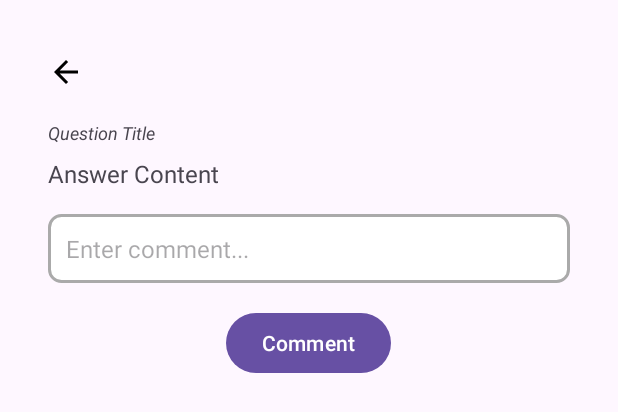
After one commit to Archett0/qac-android, an Android app: the layout activity_comment.xml on its own in the app's theme, with its tools: preview values and no code run, on a phone screen of 412 x 824 dp. The commit adds this screen. Shown: the top 412 px of the screen. Run offline under Robolectric (Android 15) with nearby library versions, the phone set to English and light mode, and no system bars; network calls fail.

```diff
--- a/app/build.gradle
+++ b/app/build.gradle
@@ -56,4 +56,5 @@ dependencies {
 
     implementation 'com.auth0.android:auth0:2.+'
     implementation 'com.google.android.gms:play-services-auth:20.7.0'
+    implementation 'com.squareup.retrofit2:converter-scalars:2.9.0'
 }
--- a/app/src/main/AndroidManifest.xml
+++ b/app/src/main/AndroidManifest.xml
@@ -20,6 +20,7 @@
         android:supportsRtl="true"
         android:theme="@style/Theme.Qacandroid"
         android:usesCleartextTraffic="true"
+        android:networkSecurityConfig="@xml/network_security_config"
         tools:targetApi="31">
 
         <meta-data
@@ -41,6 +42,7 @@
         </activity>
         <activity android:name=".question.QuestionDetailActivity" />
         <activity android:name=".question.CreateQuestionActivity" />
+        <activity android:name=".comment.CommentActivity" />
 
 
         <activity
--- a/app/src/main/java/sg/edu/nus/qac_android/MainActivity.java
+++ b/app/src/main/java/sg/edu/nus/qac_android/MainActivity.java
@@ -112,6 +112,12 @@ public class MainActivity extends AppCompatActivity {
         return super.onOptionsItemSelected(item);
     }
 
+    @Override
+    protected void onResume() {
+        super.onResume();
+        fetchQuestions();
+    }
+
     private void logout() {
         Log.d("MainActivity", "Logging out...");
         authManager.logout();
--- a/app/src/main/java/sg/edu/nus/qac_android/network/RetrofitClient.java
+++ b/app/src/main/java/sg/edu/nus/qac_android/network/RetrofitClient.java
@@ -1,6 +1,8 @@
 package sg.edu.nus.qac_android.network;
 
 import android.content.Context;
+
+import retrofit2.converter.scalars.ScalarsConverterFactory;
 import sg.edu.nus.qac_android.auth.AuthManager;
 import java.io.IOException;
 import java.util.concurrent.TimeUnit;
@@ -13,7 +15,7 @@ import retrofit2.Retrofit;
 import retrofit2.converter.gson.GsonConverterFactory;
 
 public class RetrofitClient {
-    private static final String BASE_URL = "http://10.0.2.2:8080/";
+    private static final String BASE_URL = "https://10.0.2.2:8080/";
     private static Retrofit retrofit = null;
 
     public static Retrofit getClient(Context context) {
@@ -42,6 +44,7 @@ public class RetrofitClient {
             retrofit = new Retrofit.Builder()
                     .baseUrl(BASE_URL)
                     .client(client)
+                    .addConverterFactory(ScalarsConverterFactory.create())
                     .addConverterFactory(GsonConverterFactory.create())
                     .build();
         }
--- a/app/src/main/java/sg/edu/nus/qac_android/question/QuestionDetailActivity.java
+++ b/app/src/main/java/sg/edu/nus/qac_android/question/QuestionDetailActivity.java
@@ -89,7 +89,7 @@ public class QuestionDetailActivity extends AppCompatActivity {
 
         // 初始化答案列表
         answersRecyclerView.setLayoutManager(new LinearLayoutManager(this));
-        answerAdapter = new AnswerAdapter(answerList);
+        answerAdapter = new AnswerAdapter(answerList, QuestionDetailActivity.this, title);
         answersRecyclerView.setAdapter(answerAdapter);
 
         // 加载问题的所有回答
--- /dev/null
+++ b/app/src/main/res/layout/activity_comment.xml
@@ -0,0 +1,73 @@
+<?xml version="1.0" encoding="utf-8"?>
+<LinearLayout xmlns:android="http://schemas.android.com/apk/res/android"
+    xmlns:app="http://schemas.android.com/apk/res-auto"
+    android:layout_width="match_parent"
+    android:layout_height="match_parent"
+    android:orientation="vertical"
+    android:padding="16dp"
+    android:fitsSystemWindows="true">
+
+    <androidx.appcompat.widget.Toolbar
+        android:id="@+id/toolbar"
+        android:layout_width="match_parent"
+        android:layout_height="wrap_content"
+        android:background="@android:color/transparent"
+        android:elevation="0dp"
+        android:title="Comment list"
+        android:titleTextColor="@android:color/black"
+        app:navigationIcon="@drawable/ic_baseline_arrow_back_24" />
+
+    <TextView
+        android:id="@+id/tv_question_title"
+        android:layout_width="match_parent"
+        android:layout_height="wrap_content"
+        android:text="Question Title"
+        android:textSize="12sp"
+        android:layout_marginStart="16dp"
+        android:layout_marginEnd="16dp"
+        android:textStyle="italic"/>
+
+    <TextView
+        android:id="@+id/tv_answer_content"
+        android:layout_width="match_parent"
+        android:layout_height="wrap_content"
+        android:text="Answer Content"
+        android:textSize="16sp"
+        android:layout_marginStart="16dp"
+        android:layout_marginEnd="16dp"
+        android:layout_marginTop="8dp"/>
+
+    <LinearLayout
+        android:layout_width="match_parent"
+        android:layout_height="wrap_content"
+        android:orientation="vertical"
+        android:layout_marginStart="16dp"
+        android:layout_marginEnd="16dp"
+        android:layout_marginTop="16dp">
+
+        <EditText
+            android:id="@+id/et_comment"
+            android:layout_width="match_parent"
+            android:layout_height="wrap_content"
+            android:textColor="@android:color/black"
+            android:textSize="16sp"
+            android:padding="12dp"
+            android:background="@drawable/edittext_border"
+            android:hint="Enter comment..."/>
+
+        <Button
+            android:id="@+id/btn_submit"
+            android:layout_width="wrap_content"
+            android:layout_height="wrap_content"
+            android:layout_gravity="center"
+            android:layout_marginTop="16dp"
+            android:text="Comment"/>
+    </LinearLayout>
+
+    <androidx.recyclerview.widget.RecyclerView
+        android:id="@+id/rv_comments"
+        android:layout_width="match_parent"
+        android:layout_height="0dp"
+        android:layout_weight="1"
+        android:layout_marginTop="16dp"/>
+</LinearLayout>
--- a/app/src/main/res/layout/activity_question_detail.xml
+++ b/app/src/main/res/layout/activity_question_detail.xml
@@ -37,6 +37,8 @@
         android:layout_height="wrap_content"
         android:textSize="18sp"
         android:textColor="@android:color/darker_gray"
+        android:layout_marginStart="16dp"
+        android:layout_marginEnd="16dp"
         android:layout_marginTop="8dp" />
 
     <!-- 输入框 -->
@@ -49,6 +51,8 @@
         android:textSize="16sp"
         android:padding="12dp"
         android:background="@drawable/edittext_border"
+        android:layout_marginStart="16dp"
+        android:layout_marginEnd="16dp"
         android:layout_marginTop="16dp" />
 
     <!-- 提交按钮 -->
```
Also changed, not shown: app/src/main/java/sg/edu/nus/qac_android/comment/CommentActivity.java (added, +174 -0 lines), app/src/main/java/sg/edu/nus/qac_android/comment/CommentAdapter.java (added, +61 -0 lines), app/src/main/java/sg/edu/nus/qac_android/data/dto/CommentDTO.java (added, +53 -0 lines), app/src/main/java/sg/edu/nus/qac_android/data/dto/NotificationDTO.java (added, +63 -0 lines), app/src/main/java/sg/edu/nus/qac_android/data/entity/Comment.java (added, +54 -0 lines), app/src/main/java/sg/edu/nus/qac_android/network/ApiService.java (+16 -0 lines), app/src/main/java/sg/edu/nus/qac_android/notification/NotificationAdapter.java (+9 -13 lines), app/src/main/java/sg/edu/nus/qac_android/notification/NotificationBottomSheet.java (+98 -20 lines), app/src/main/java/sg/edu/nus/qac_android/splash/AnswerAdapter.java (+16 -1 lines), app/src/main/res/layout/comment_item.xml (added, +31 -0 lines), app/src/main/res/xml/network_security_config.xml (added, +9 -0 lines).
